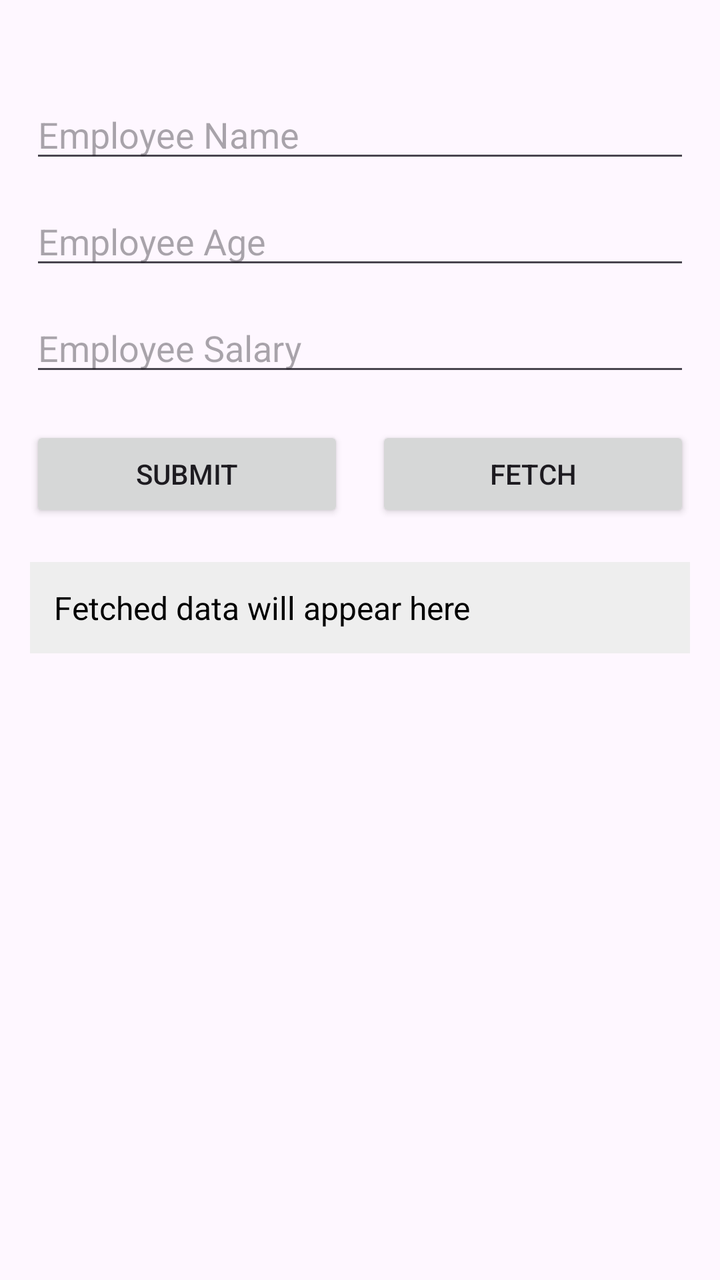
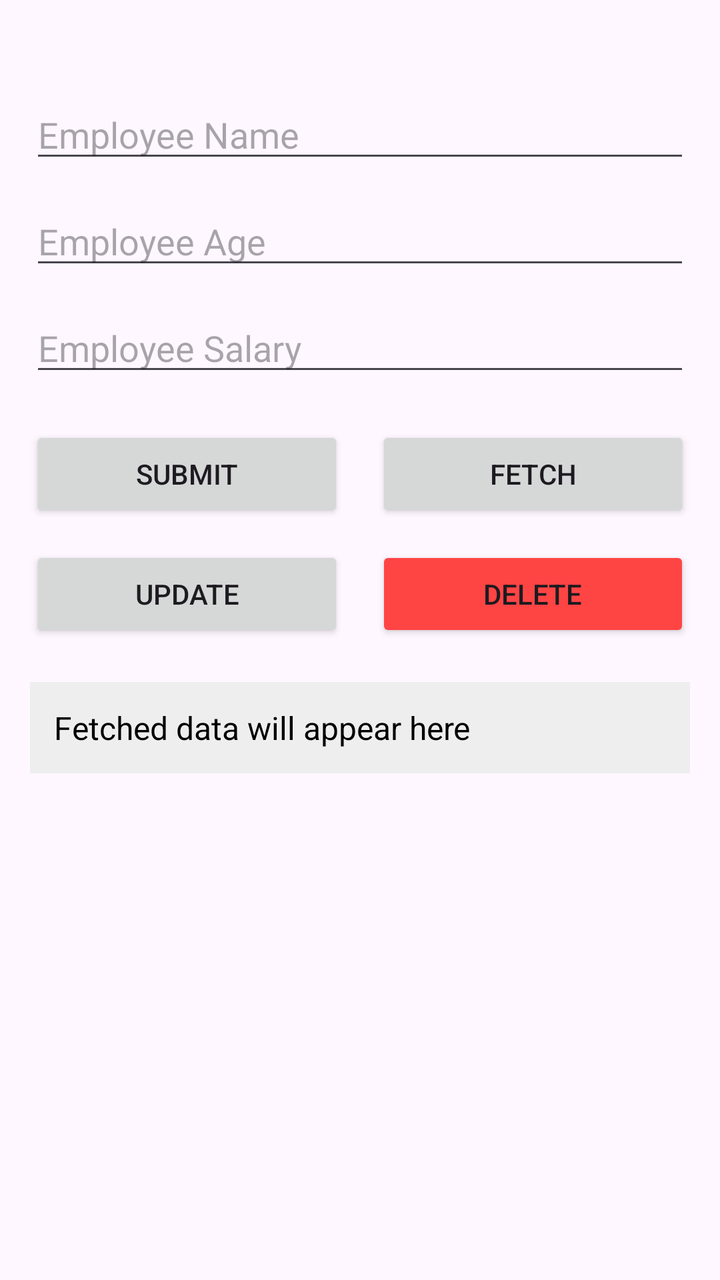

Compare the two renders of this Android layout. The source of the first and the diff that turns it into the second are given below.
<!-- AndroidManifest.xml: application theme Theme.RealTimeDataBase -->
<!-- res/layout/activity_main.xml -->
<?xml version="1.0" encoding="utf-8"?>
<androidx.constraintlayout.widget.ConstraintLayout xmlns:android="http://schemas.android.com/apk/res/android"
    xmlns:app="http://schemas.android.com/apk/res-auto"
    xmlns:tools="http://schemas.android.com/tools"
    android:id="@+id/main"
    android:layout_width="match_parent"
    android:layout_height="match_parent"
    tools:context=".MainActivity"

    android:paddingTop="45dp"
    android:paddingStart="15dp"
    android:paddingEnd="15dp"
    android:paddingBottom="15dp">

    <EditText
        android:id="@+id/etEmpName"
        android:layout_width="0dp"
        android:layout_height="wrap_content"
        android:hint="Employee Name"
        android:inputType="textPersonName"
        app:layout_constraintTop_toTopOf="parent"
        app:layout_constraintStart_toStartOf="parent"
        app:layout_constraintEnd_toEndOf="parent" />

    <EditText
        android:id="@+id/etEmpAge"
        android:layout_width="0dp"
        android:layout_height="wrap_content"
        android:hint="Employee Age"
        android:inputType="number"
        app:layout_constraintTop_toBottomOf="@id/etEmpName"
        app:layout_constraintStart_toStartOf="parent"
        app:layout_constraintEnd_toEndOf="parent"
        android:layout_marginTop="12dp" />

    <EditText
        android:id="@+id/etEmpSalary"
        android:layout_width="0dp"
        android:layout_height="wrap_content"
        android:hint="Employee Salary"
        android:inputType="numberDecimal"
        app:layout_constraintTop_toBottomOf="@id/etEmpAge"
        app:layout_constraintStart_toStartOf="parent"
        app:layout_constraintEnd_toEndOf="parent"
        android:layout_marginTop="12dp" />

    <Button
        android:id="@+id/btnSubmit"
        android:layout_width="0dp"
        android:layout_height="wrap_content"
        android:text="Submit"
        app:layout_constraintTop_toBottomOf="@id/etEmpSalary"
        app:layout_constraintStart_toStartOf="parent"
        app:layout_constraintEnd_toStartOf="@id/btnFetch"
        android:layout_marginTop="20dp"
        android:layout_marginEnd="8dp" />

    <Button
        android:id="@+id/btnFetch"
        android:layout_width="0dp"
        android:layout_height="wrap_content"
        android:text="Fetch"
        app:layout_constraintTop_toBottomOf="@id/etEmpSalary"
        app:layout_constraintStart_toEndOf="@id/btnSubmit"
        app:layout_constraintEnd_toEndOf="parent"
        android:layout_marginTop="20dp"
        android:layout_marginStart="8dp" />

    <TextView
        android:id="@+id/tvResult"
        android:layout_width="0dp"
        android:layout_height="wrap_content"
        android:text="Fetched data will appear here"
        android:textSize="16sp"
        android:textColor="@android:color/black"
        android:padding="12dp"
        android:background="#EEEEEE"

        app:layout_constraintTop_toBottomOf="@id/btnSubmit"
        app:layout_constraintStart_toStartOf="parent"
        app:layout_constraintEnd_toEndOf="parent"
        android:layout_marginTop="20dp" />

</androidx.constraintlayout.widget.ConstraintLayout>
<!-- resources referenced by this layout -->
<resources>
  <style name="Theme.RealTimeDataBase" parent="Base.Theme.RealTimeDataBase" />
  <style name="Base.Theme.RealTimeDataBase" parent="Theme.Material3.DayNight.NoActionBar">
          
          
      </style>
</resources>

<!-- the commit's change to res/layout/activity_main.xml (unified diff, before → after) -->
@@ -6,7 +6,6 @@
     android:layout_width="match_parent"
     android:layout_height="match_parent"
     tools:context=".MainActivity"
-
     android:paddingTop="45dp"
     android:paddingStart="15dp"
     android:paddingEnd="15dp"
@@ -28,10 +27,10 @@
         android:layout_height="wrap_content"
         android:hint="Employee Age"
         android:inputType="number"
+        android:layout_marginTop="12dp"
         app:layout_constraintTop_toBottomOf="@id/etEmpName"
         app:layout_constraintStart_toStartOf="parent"
-        app:layout_constraintEnd_toEndOf="parent"
-        android:layout_marginTop="12dp" />
+        app:layout_constraintEnd_toEndOf="parent" />
 
     <EditText
         android:id="@+id/etEmpSalary"
@@ -39,32 +38,55 @@
         android:layout_height="wrap_content"
         android:hint="Employee Salary"
         android:inputType="numberDecimal"
+        android:layout_marginTop="12dp"
         app:layout_constraintTop_toBottomOf="@id/etEmpAge"
         app:layout_constraintStart_toStartOf="parent"
-        app:layout_constraintEnd_toEndOf="parent"
-        android:layout_marginTop="12dp" />
+        app:layout_constraintEnd_toEndOf="parent" />
 
     <Button
         android:id="@+id/btnSubmit"
         android:layout_width="0dp"
         android:layout_height="wrap_content"
         android:text="Submit"
+        android:layout_marginTop="20dp"
+        android:layout_marginEnd="8dp"
         app:layout_constraintTop_toBottomOf="@id/etEmpSalary"
         app:layout_constraintStart_toStartOf="parent"
-        app:layout_constraintEnd_toStartOf="@id/btnFetch"
-        android:layout_marginTop="20dp"
-        android:layout_marginEnd="8dp" />
+        app:layout_constraintEnd_toStartOf="@id/btnFetch" />
 
     <Button
         android:id="@+id/btnFetch"
         android:layout_width="0dp"
         android:layout_height="wrap_content"
         android:text="Fetch"
+        android:layout_marginTop="20dp"
+        android:layout_marginStart="8dp"
         app:layout_constraintTop_toBottomOf="@id/etEmpSalary"
         app:layout_constraintStart_toEndOf="@id/btnSubmit"
-        app:layout_constraintEnd_toEndOf="parent"
-        android:layout_marginTop="20dp"
-        android:layout_marginStart="8dp" />
+        app:layout_constraintEnd_toEndOf="parent" />
+
+    <Button
+        android:id="@+id/btnUpdate"
+        android:layout_width="0dp"
+        android:layout_height="wrap_content"
+        android:text="Update"
+        android:layout_marginTop="12dp"
+        android:layout_marginEnd="8dp"
+        app:layout_constraintTop_toBottomOf="@id/btnSubmit"
+        app:layout_constraintStart_toStartOf="parent"
+        app:layout_constraintEnd_toStartOf="@id/btnDelete" />
+
+    <Button
+        android:id="@+id/btnDelete"
+        android:layout_width="0dp"
+        android:layout_height="wrap_content"
+        android:text="Delete"
+        android:backgroundTint="@android:color/holo_red_light"
+        android:layout_marginTop="12dp"
+        android:layout_marginStart="8dp"
+        app:layout_constraintTop_toBottomOf="@id/btnFetch"
+        app:layout_constraintStart_toEndOf="@id/btnUpdate"
+        app:layout_constraintEnd_toEndOf="parent" />
 
     <TextView
         android:id="@+id/tvResult"
@@ -75,10 +97,9 @@
         android:textColor="@android:color/black"
         android:padding="12dp"
         android:background="#EEEEEE"
-
-        app:layout_constraintTop_toBottomOf="@id/btnSubmit"
+        android:layout_marginTop="20dp"
+        app:layout_constraintTop_toBottomOf="@id/btnUpdate"
         app:layout_constraintStart_toStartOf="parent"
-        app:layout_constraintEnd_toEndOf="parent"
-        android:layout_marginTop="20dp" />
+        app:layout_constraintEnd_toEndOf="parent" />
 
 </androidx.constraintlayout.widget.ConstraintLayout>
